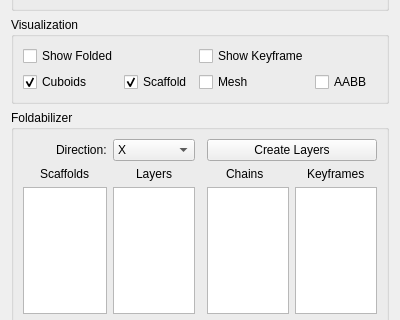
Old version of the form FoldPlugin/FdWidget.ui in the repository letienhung/fold-hcc; both pictures show x 0 to 400 and y 167 to 487 of the 400 by 618 pixel window.
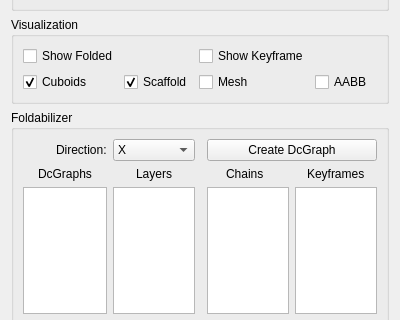
New version of the form.

```diff
--- a/FoldPlugin/FdWidget.ui
+++ b/FoldPlugin/FdWidget.ui
@@ -245,7 +245,7 @@
       <item row="1" column="0" alignment="Qt::AlignHCenter">
        <widget class="QLabel" name="label_7">
         <property name="text">
-         <string>Scaffolds</string>
+         <string>DcGraphs</string>
         </property>
        </widget>
       </item>
@@ -350,7 +350,7 @@
       <item row="0" column="3" colspan="2">
        <widget class="QPushButton" name="createLayers">
         <property name="text">
-         <string>Create Layers</string>
+         <string>Create DcGraph</string>
         </property>
        </widget>
       </item>
```
Left out of the diff: 4 changed lines with no effect on the pictures.
